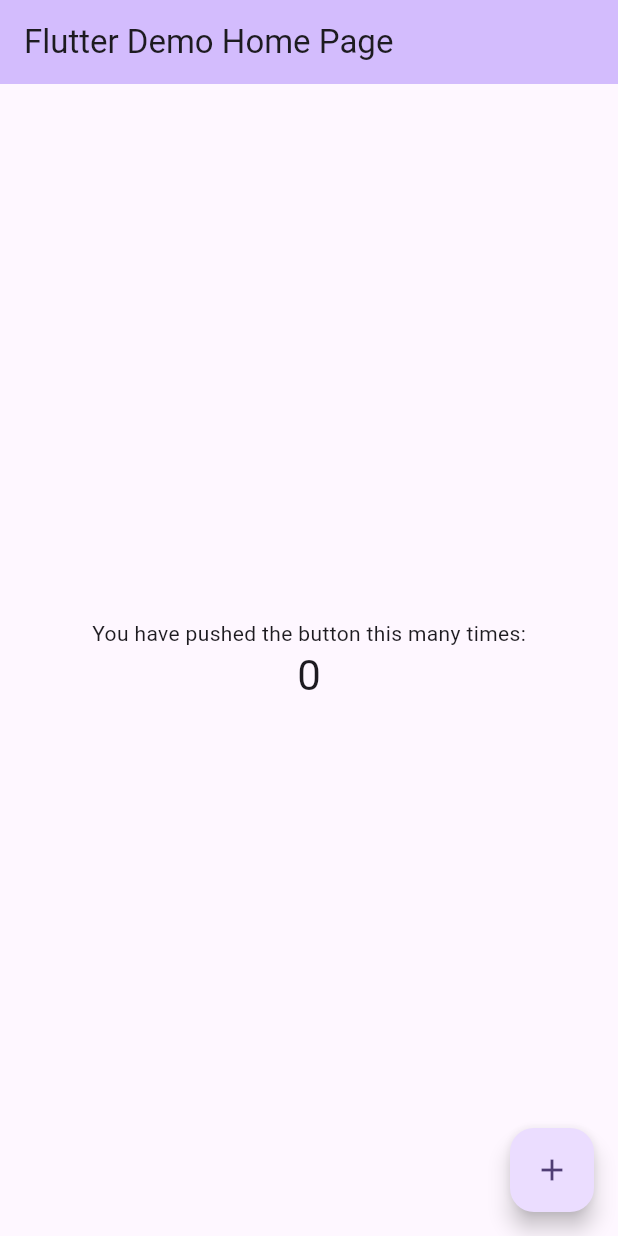
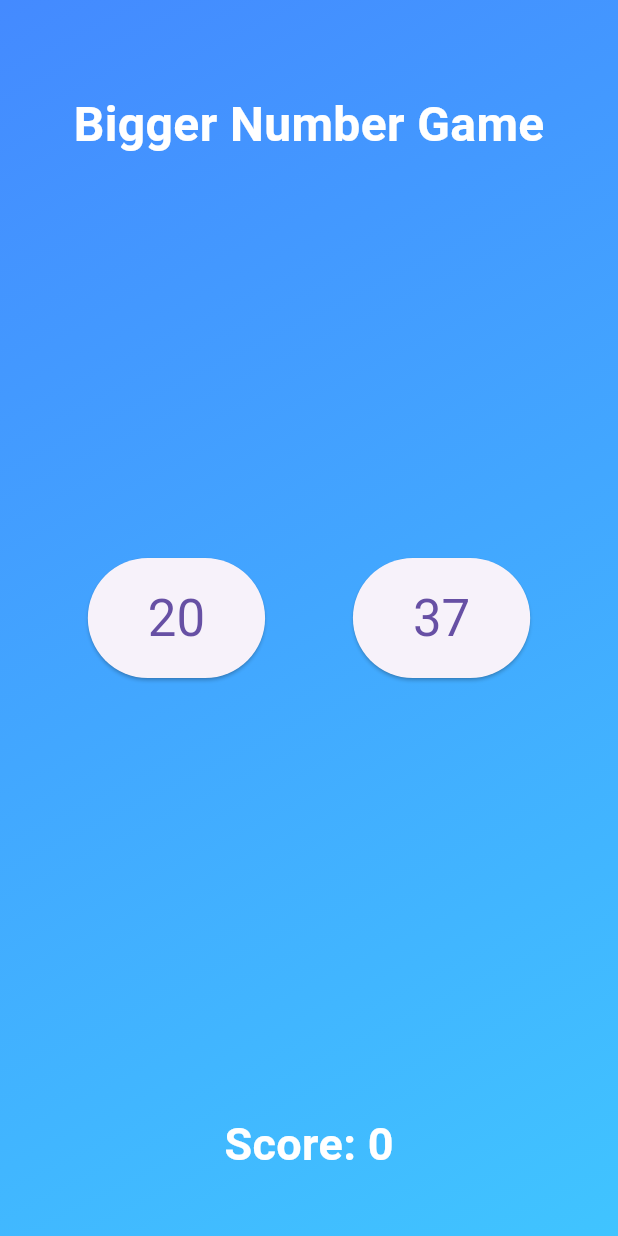
Before and after one commit to MHThe1/bigger-number-game-flutter, a Flutter app: the screen it shows after launch, on a phone screen of 412 x 824 dp. Run offline on Flutter 3.47's test engine with Material 3 defaults, Android fonts, the phone set to English and light mode, and no system bars.

Commit message:
bigger number game configured

```diff
--- a/lib/main.dart
+++ b/lib/main.dart
@@ -1,125 +1,132 @@
+import 'dart:math';
 import 'package:flutter/material.dart';
 
 void main() {
-  runApp(const MyApp());
+  runApp(NumberGameApp());
 }
 
-class MyApp extends StatelessWidget {
-  const MyApp({super.key});
-
-  // This widget is the root of your application.
+class NumberGameApp extends StatelessWidget {
   @override
   Widget build(BuildContext context) {
     return MaterialApp(
-      title: 'Flutter Demo',
+      title: 'Number Game',
       theme: ThemeData(
-        // This is the theme of your application.
-        //
-        // TRY THIS: Try running your application with "flutter run". You'll see
-        // the application has a purple toolbar. Then, without quitting the app,
-        // try changing the seedColor in the colorScheme below to Colors.green
-        // and then invoke "hot reload" (save your changes or press the "hot
-        // reload" button in a Flutter-supported IDE, or press "r" if you used
-        // the command line to start the app).
-        //
-        // Notice that the counter didn't reset back to zero; the application
-        // state is not lost during the reload. To reset the state, use hot
-        // restart instead.
-        //
-        // This works for code too, not just values: Most code changes can be
-        // tested with just a hot reload.
-        colorScheme: ColorScheme.fromSeed(seedColor: Colors.deepPurple),
-        useMaterial3: true,
+        primarySwatch: Colors.blue,
       ),
-      home: const MyHomePage(title: 'Flutter Demo Home Page'),
+      home: NumberGame(),
     );
   }
 }
 
-class MyHomePage extends StatefulWidget {
-  const MyHomePage({super.key, required this.title});
-
-  // This widget is the home page of your application. It is stateful, meaning
-  // that it has a State object (defined below) that contains fields that affect
-  // how it looks.
-
-  // This class is the configuration for the state. It holds the values (in this
-  // case the title) provided by the parent (in this case the App widget) and
-  // used by the build method of the State. Fields in a Widget subclass are
-  // always marked "final".
-
-  final String title;
-
+class NumberGame extends StatefulWidget {
   @override
-  State<MyHomePage> createState() => _MyHomePageState();
+  _NumberGameState createState() => _NumberGameState();
 }
 
-class _MyHomePageState extends State<MyHomePage> {
-  int _counter = 0;
+class _NumberGameState extends State<NumberGame> {
+  int _score = 0;
+  int _num1 = 0;
+  int _num2 = 0;
 
-  void _incrementCounter() {
+  void _generateNumbers() {
     setState(() {
-      // This call to setState tells the Flutter framework that something has
-      // changed in this State, which causes it to rerun the build method below
-      // so that the display can reflect the updated values. If we changed
-      // _counter without calling setState(), then the build method would not be
-      // called again, and so nothing would appear to happen.
-      _counter++;
+      Random random = Random();
+      _num1 = random.nextInt(100);
+      _num2 = random.nextInt(100);
+    });
+  }
+
+  void _chooseNumber(int chosenNum) {
+    setState(() {
+      if (chosenNum == (_num1 > _num2 ? _num1 : _num2)) {
+        _score++;
+      } else {
+        _score--;
+      }
+      _generateNumbers();
     });
   }
 
   @override
+  void initState() {
+    super.initState();
+    _generateNumbers();
+  }
+
+  @override
   Widget build(BuildContext context) {
-    // This method is rerun every time setState is called, for instance as done
-    // by the _incrementCounter method above.
-    //
-    // The Flutter framework has been optimized to make rerunning build methods
-    // fast, so that you can just rebuild anything that needs updating rather
-    // than having to individually change instances of widgets.
     return Scaffold(
-      appBar: AppBar(
-        // TRY THIS: Try changing the color here to a specific color (to
-        // Colors.amber, perhaps?) and trigger a hot reload to see the AppBar
-        // change color while the other colors stay the same.
-        backgroundColor: Theme.of(context).colorScheme.inversePrimary,
-        // Here we take the value from the MyHomePage object that was created by
-        // the App.build method, and use it to set our appbar title.
-        title: Text(widget.title),
-      ),
-      body: Center(
-        // Center is a layout widget. It takes a single child and positions it
-        // in the middle of the parent.
-        child: Column(
-          // Column is also a layout widget. It takes a list of children and
-          // arranges them vertically. By default, it sizes itself to fit its
-          // children horizontally, and tries to be as tall as its parent.
-          //
-          // Column has various properties to control how it sizes itself and
-          // how it positions its children. Here we use mainAxisAlignment to
-          // center the children vertically; the main axis here is the vertical
-          // axis because Columns are vertical (the cross axis would be
-          // horizontal).
-          //
-          // TRY THIS: Invoke "debug painting" (choose the "Toggle Debug Paint"
-          // action in the IDE, or press "p" in the console), to see the
-          // wireframe for each widget.
-          mainAxisAlignment: MainAxisAlignment.center,
-          children: <Widget>[
-            const Text(
-              'You have pushed the button this many times:',
+      body: Container(
+        decoration: BoxDecoration(
+          gradient: LinearGradient(
+            colors: [Colors.blueAccent, Colors.lightBlueAccent],
+            begin: Alignment.topLeft,
+            end: Alignment.bottomRight,
+          ),
+        ),
+        child: Stack(
+          children: [
+            Align(
+              alignment: Alignment.topCenter,
+              child: Padding(
+                padding: const EdgeInsets.only(top: 60.0),
+                child: Text(
+                  'Bigger Number Game',
+                  style: TextStyle(
+                    fontSize: 32,
+                    fontWeight: FontWeight.bold,
+                    color: Colors.white,
+                  ),
+                ),
+              ),
             ),
-            Text(
-              '$_counter',
-              style: Theme.of(context).textTheme.headlineMedium,
+            Center(
+              child: Column(
+                mainAxisAlignment: MainAxisAlignment.center,
+                children: [
+                  Row(
+                    mainAxisAlignment: MainAxisAlignment.spaceEvenly,
+                    children: [
+                      ElevatedButton(
+                        onPressed: () => _chooseNumber(_num1),
+                        style: ElevatedButton.styleFrom(
+                          padding: EdgeInsets.symmetric(
+                              vertical: 20, horizontal: 40),
+                          textStyle: TextStyle(fontSize: 34),
+                        ),
+                        child: Text('$_num1'),
+                      ),
+                      ElevatedButton(
+                        onPressed: () => _chooseNumber(_num2),
+                        style: ElevatedButton.styleFrom(
+                          padding: EdgeInsets.symmetric(
+                              vertical: 20, horizontal: 40),
+                          textStyle: TextStyle(fontSize: 34),
+                        ),
+                        child: Text('$_num2'),
+                      ),
+                    ],
+                  ),
+                ],
+              ),
+            ),
+            Align(
+              alignment: Alignment.bottomCenter,
+              child: Padding(
+                padding: const EdgeInsets.only(bottom: 40.0),
+                child: Text(
+                  'Score: $_score',
+                  style: TextStyle(
+                    fontSize: 30,
+                    fontWeight: FontWeight.bold,
+                    color: Colors.white,
+                  ),
+                ),
+              ),
             ),
           ],
         ),
       ),
-      floatingActionButton: FloatingActionButton(
-        onPressed: _incrementCounter,
-        tooltip: 'Increment',
-        child: const Icon(Icons.add),
-      ), // This trailing comma makes auto-formatting nicer for build methods.
     );
   }
 }
```
